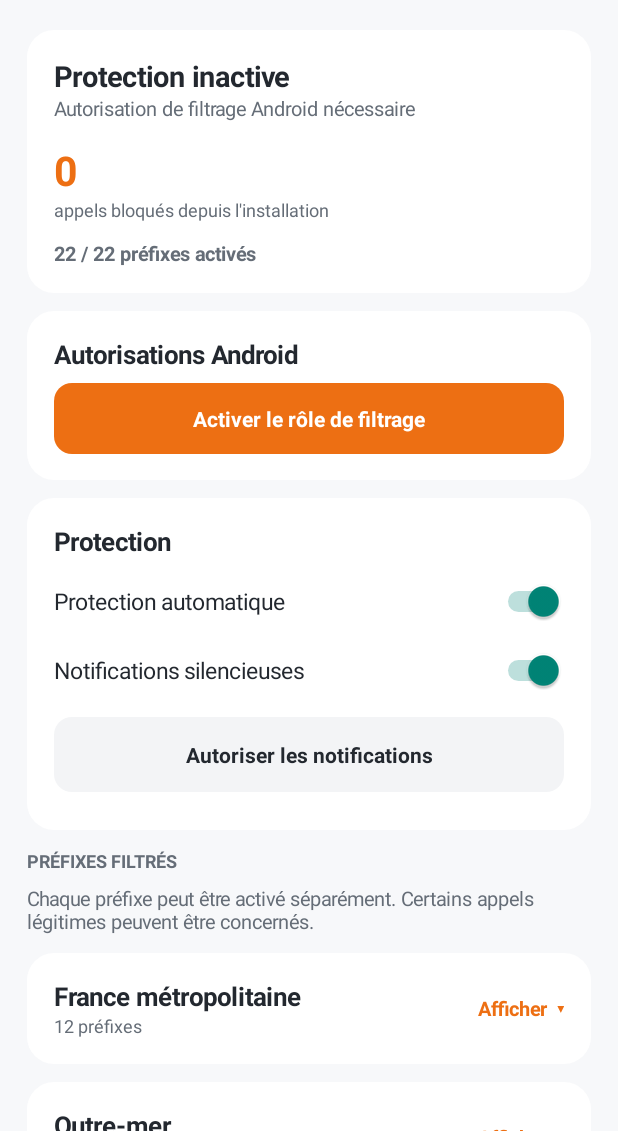
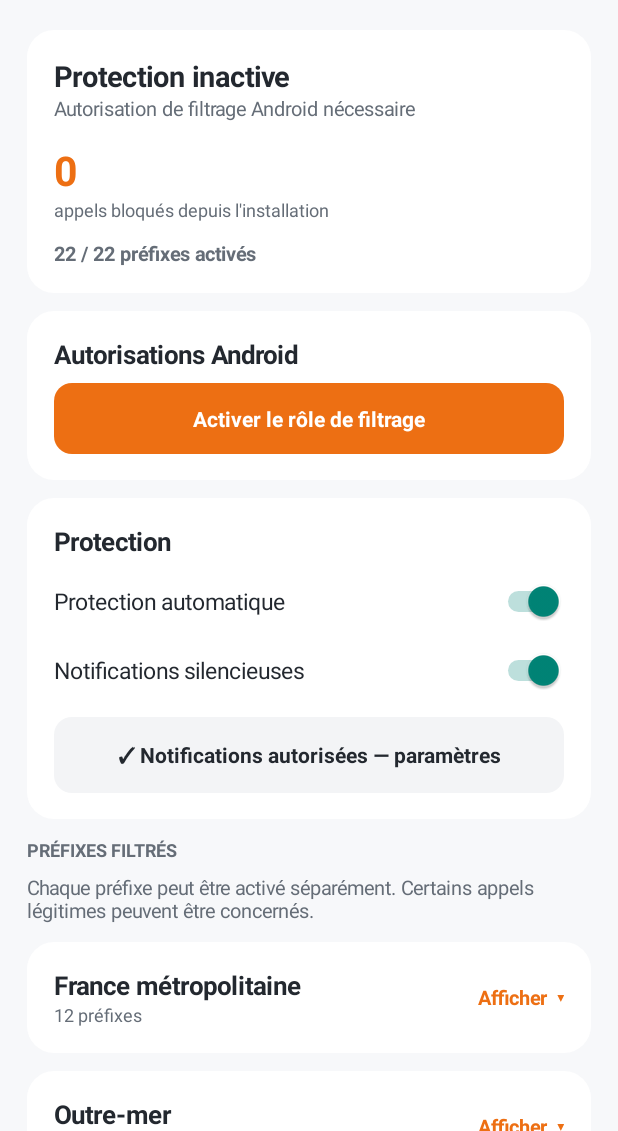
Before and after one commit to SDINAHET/anti-demarchage_android, an Android app: the screen it shows after launch (MainActivity), on a phone screen of 412 x 824 dp, the part 105-1236 px from its top. Run offline under Robolectric (Android 15) with nearby library versions, the phone set to English and light mode, and no system bars.

Commit message:
fix(v2): functional role, notification settings and launcher shortcut controls

```diff
--- a/app/src/main/java/fr/antidemarchage/MainActivity.java
+++ b/app/src/main/java/fr/antidemarchage/MainActivity.java
@@ -15,7 +15,7 @@ import android.widget.*;
 public class MainActivity extends Activity {
  private SharedPreferences prefs;
  private RoleManager roles;
- private TextView protectionTitle, protectionDetail, countText, prefixCount, roleButton;
+ private TextView protectionTitle, protectionDetail, countText, prefixCount, roleButton, notificationButton, shortcutButton;
  private LinearLayout root;
  private final int ORANGE=Color.rgb(237,111,19), INK=Color.rgb(35,40,47), MUTED=Color.rgb(101,109,119);
  private int dp(float v){return (int)(v*getResources().getDisplayMetrics().density+0.5f);}
@@ -94,7 +94,9 @@ public class MainActivity extends Activity {
   roleButton=text("",14,Color.WHITE,true);roleButton.setGravity(Gravity.CENTER);
   roleButton.setPadding(dp(12),dp(14),dp(12),dp(14));roleButton.setBackground(shape(ORANGE,12));
   roleButton.setOnClickListener(v->{
-   if(roles!=null&&roles.isRoleAvailable(RoleManager.ROLE_CALL_SCREENING))
+   if(roles!=null&&roles.isRoleHeld(RoleManager.ROLE_CALL_SCREENING)){
+    new AlertDialog.Builder(this).setTitle("Filtrage autorisé").setMessage("Android a déjà accordé le rôle de filtrage à Dinahet AntiDémarchage. Aucune action supplémentaire n’est nécessaire.").setPositiveButton("OK",null).show();
+   }else if(roles!=null&&roles.isRoleAvailable(RoleManager.ROLE_CALL_SCREENING))
     startActivityForResult(roles.createRequestRoleIntent(RoleManager.ROLE_CALL_SCREENING),1);
    else new AlertDialog.Builder(this).setMessage("Le rôle de filtrage n'est pas disponible sur cet appareil.").setPositiveButton("OK",null).show();
   });
@@ -102,10 +104,11 @@ public class MainActivity extends Activity {
   LinearLayout settings=card();settings.addView(text("Protection",17,INK,true));gap(settings,6);
   switchRow(settings,"Protection automatique","enabled");
   switchRow(settings,"Notifications silencieuses","notifications");
-  if(Build.VERSION.SDK_INT>=33){
-   gap(settings,8);
-   button(settings,"Autoriser les notifications",()->requestPermissions(new String[]{"android.permission.POST_NOTIFICATIONS"},2));
-  }
+  gap(settings,8);
+  notificationButton=text("",14,INK,true);notificationButton.setGravity(Gravity.CENTER);
+  notificationButton.setPadding(dp(12),dp(15),dp(12),dp(15));notificationButton.setBackground(shape(0xFFF3F4F6,12));
+  notificationButton.setOnClickListener(v->openNotificationSettings());
+  settings.addView(notificationButton);
   root.addView(text("PRÉFIXES FILTRÉS",12,MUTED,true));gap(root,8);
   root.addView(text("Chaque préfixe peut être activé séparément. Certains appels légitimes peuvent être concernés.",13,MUTED,false));gap(root,12);
   prefixSection("France métropolitaine","12 préfixes",0,12);
@@ -116,12 +119,52 @@ public class MainActivity extends Activity {
    .setTitle("Masquer le raccourci ?")
    .setMessage("Sans icône ni notification, les réglages pourraient devenir difficiles à retrouver. Ne masque le raccourci qu'après avoir testé le filtrage.")
    .setNegativeButton("Annuler",null).setPositiveButton("Masquer",(d,w)->alias(false)).show());
-  button(advanced,"Afficher le raccourci",()->alias(true));
+  shortcutButton=text("",14,INK,true);shortcutButton.setGravity(Gravity.CENTER);
+  shortcutButton.setPadding(dp(12),dp(15),dp(12),dp(15));shortcutButton.setBackground(shape(0xFFF3F4F6,12));
+  shortcutButton.setOnClickListener(v->alias(true));advanced.addView(shortcutButton);
   refresh();
  }
+ private boolean shortcutVisible(){
+  int state=getPackageManager().getComponentEnabledSetting(new ComponentName(this,getPackageName()+".Launcher"));
+  return state!=PackageManager.COMPONENT_ENABLED_STATE_DISABLED;
+ }
  private void alias(boolean visible){
-  getPackageManager().setComponentEnabledSetting(new ComponentName(this,getPackageName()+".Launcher"),
-   visible?PackageManager.COMPONENT_ENABLED_STATE_ENABLED:PackageManager.COMPONENT_ENABLED_STATE_DISABLED,PackageManager.DONT_KILL_APP);
+  try{
+   getPackageManager().setComponentEnabledSetting(new ComponentName(this,getPackageName()+".Launcher"),
+    visible?PackageManager.COMPONENT_ENABLED_STATE_ENABLED:PackageManager.COMPONENT_ENABLED_STATE_DISABLED,PackageManager.DONT_KILL_APP);
+   refresh();
+   new AlertDialog.Builder(this).setTitle(visible?"Raccourci activé":"Raccourci masqué")
+    .setMessage(visible?"Le raccourci est activé dans Android. Le lanceur Xiaomi peut mettre quelques secondes à actualiser l'icône. Si elle reste absente, vérifie aussi le tiroir d'applications.":"Le raccourci a été désactivé. Le filtrage des appels reste indépendant de l'icône.")
+    .setPositiveButton("OK",null).show();
+  }catch(RuntimeException e){
+   new AlertDialog.Builder(this).setTitle("Impossible de modifier le raccourci").setMessage("Le lanceur ou Android refuse cette opération.").setPositiveButton("OK",null).show();
+  }
+ }
+ private boolean notificationsAllowed(){
+  NotificationManager nm=getSystemService(NotificationManager.class);
+  if(nm!=null&&!nm.areNotificationsEnabled())return false;
+  return Build.VERSION.SDK_INT<33 || checkSelfPermission("android.permission.POST_NOTIFICATIONS")==PackageManager.PERMISSION_GRANTED;
+ }
+ private void openNotificationSettings(){
+  if(Build.VERSION.SDK_INT>=33 && checkSelfPermission("android.permission.POST_NOTIFICATIONS")!=PackageManager.PERMISSION_GRANTED){
+   requestPermissions(new String[]{"android.permission.POST_NOTIFICATIONS"},2);return;
+  }
+  try{
+   Intent intent=new Intent(android.provider.Settings.ACTION_APP_NOTIFICATION_SETTINGS);
+   intent.putExtra(android.provider.Settings.EXTRA_APP_PACKAGE,getPackageName());
+   startActivity(intent);
+  }catch(android.content.ActivityNotFoundException e){
+   startActivity(new Intent(android.provider.Settings.ACTION_APPLICATION_DETAILS_SETTINGS,android.net.Uri.parse("package:"+getPackageName())));
+  }
+ }
+ @Override public void onRequestPermissionsResult(int requestCode,String[] permissions,int[] grantResults){
+  super.onRequestPermissionsResult(requestCode,permissions,grantResults);
+  if(requestCode==2 && !notificationsAllowed())
+   new AlertDialog.Builder(this).setMessage("Notifications non autorisées. Vous pouvez les activer dans les paramètres Android de l'application.").setNegativeButton("Fermer",null).setPositiveButton("Paramètres",(d,w)->{
+    Intent intent=new Intent(android.provider.Settings.ACTION_APP_NOTIFICATION_SETTINGS);
+    intent.putExtra(android.provider.Settings.EXTRA_APP_PACKAGE,getPackageName());startActivity(intent);
+   }).show();
+  refresh();
  }
  private void refresh(){
   if(protectionTitle==null)return;
@@ -129,7 +172,9 @@ public class MainActivity extends Activity {
   boolean enabled=prefs.getBoolean("enabled",true);
   protectionTitle.setText(granted&&enabled?"Protection active":"Protection inactive");
   protectionDetail.setText(!granted?"Autorisation de filtrage Android nécessaire":enabled?"Filtrage des appels entrants autorisé":"Protection désactivée dans l'application");
-  roleButton.setText(granted?"✓ Rôle de filtrage autorisé":"Activer le rôle de filtrage");
+  roleButton.setText(granted?"✓ Rôle de filtrage autorisé — détails":"Activer le rôle de filtrage");
+  if(notificationButton!=null)notificationButton.setText(notificationsAllowed()?"✓ Notifications autorisées — paramètres":"Autoriser les notifications");
+  if(shortcutButton!=null)shortcutButton.setText(shortcutVisible()?"✓ Raccourci activé — vérifier":"Afficher le raccourci");
   countText.setText(String.valueOf(prefs.getInt("count",0)));
   int n=0;for(String p:PrefixFilter.PREFIXES)if(prefs.getBoolean(p,true))n++;
   prefixCount.setText(n+" / "+PrefixFilter.PREFIXES.size()+" préfixes activés");
```
